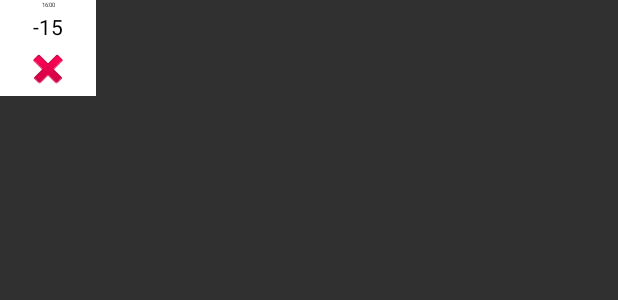
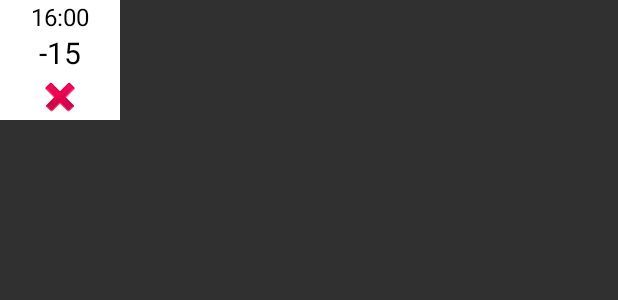
Before and after one commit to Rocketman887/TimeToWashTheCar, an Android app: the layout rl_hourly_weather.xml on its own in the app's theme, with its tools: preview values and no code run, on a phone screen of 412 x 824 dp. Shown: the top 300 px of the screen. Run offline under Robolectric (Android 15) with nearby library versions, the light colour scheme and no system bars.

Commit message:
converters,helpers added, fixed HourlyWeatherHolder.kt recyclerView

```diff
--- a/app/src/main/java/com/example/timetowashthecar/domain/HourlyWeatherAdapter.kt
+++ b/app/src/main/java/com/example/timetowashthecar/domain/HourlyWeatherAdapter.kt
@@ -2,6 +2,7 @@
 
 import android.view.ViewGroup
 import androidx.recyclerview.widget.RecyclerView
+import com.bumptech.glide.Glide
 
 class HourlyWeatherAdapter (
     private var list: List<HourlyWeather>,
@@ -12,6 +13,11 @@
         HourlyWeatherHolder.getInstance(parent)
 
     override fun onBindViewHolder(holder: HourlyWeatherHolder, position: Int) {
+        holder.mImageView?.let {
+            Glide.with(holder.itemView.getContext())
+                .load(list.get(position).iconUri)
+                .into(it)
+        }
         holder.bind(list[position])
     }
 
--- a/app/src/main/res/layout/fragment_home.xml
+++ b/app/src/main/res/layout/fragment_home.xml
@@ -136,7 +136,7 @@
     <androidx.recyclerview.widget.RecyclerView
         android:id="@+id/rv_hourly_weather"
         android:layout_width="356dp"
-        android:layout_height="64dp"
+        android:layout_height="80dp"
         android:background="@color/white"
         android:layout_centerVertical = "true"
         app:layoutManager="androidx.recyclerview.widget.LinearLayoutManager"
--- a/app/src/main/res/layout/rl_hourly_weather.xml
+++ b/app/src/main/res/layout/rl_hourly_weather.xml
@@ -2,20 +2,20 @@
 <androidx.constraintlayout.widget.ConstraintLayout xmlns:android="http://schemas.android.com/apk/res/android"
     xmlns:app="http://schemas.android.com/apk/res-auto"
     xmlns:tools="http://schemas.android.com/tools"
-    android:layout_width="64dp"
-    android:layout_height="64dp"
+    android:layout_width="80dp"
+    android:layout_height="80dp"
     android:background="@color/white">
 
     <TextView
         android:id="@+id/tv_time"
         android:layout_width="wrap_content"
         android:layout_height="wrap_content"
-        android:textSize="4dp"
+        android:textSize="16sp"
         android:textColor="@color/black"
         android:layout_gravity="center_horizontal"
         app:layout_constraintEnd_toEndOf="parent"
         app:layout_constraintStart_toStartOf="parent"
-        app:layout_constraintBottom_toTopOf="@id/tv_temperature"
+        app:layout_constraintBottom_toTopOf="@id/tv_hourly_temperature"
         app:layout_constraintTop_toTopOf="parent"
         app:layout_constraintVertical_chainStyle="spread_inside"
 
@@ -27,6 +27,7 @@
         android:layout_height="wrap_content"
         android:layout_gravity="center_horizontal"
         android:textColor="@color/black"
+        android:textSize="20sp"
         tools:text="-15"
         app:layout_constraintRight_toRightOf="parent"
         app:layout_constraintBottom_toTopOf="@id/iv_weather"
@@ -35,8 +36,8 @@
 
     <ImageView
         android:id="@+id/iv_weather"
-        android:layout_width="wrap_content"
-        android:layout_height="wrap_content"
+        android:layout_width="32dp"
+        android:layout_height="32dp"
         android:layout_gravity="center_horizontal"
         app:layout_constraintBottom_toBottomOf="parent"
         app:layout_constraintRight_toRightOf="parent"
```
Also changed, not shown: app/src/main/java/com/example/timetowashthecar/domain/HourlyWeatherHolder.kt (+12 -6 lines), app/src/main/java/com/example/timetowashthecar/presentation/HomeFragment.kt (+16 -3 lines).
